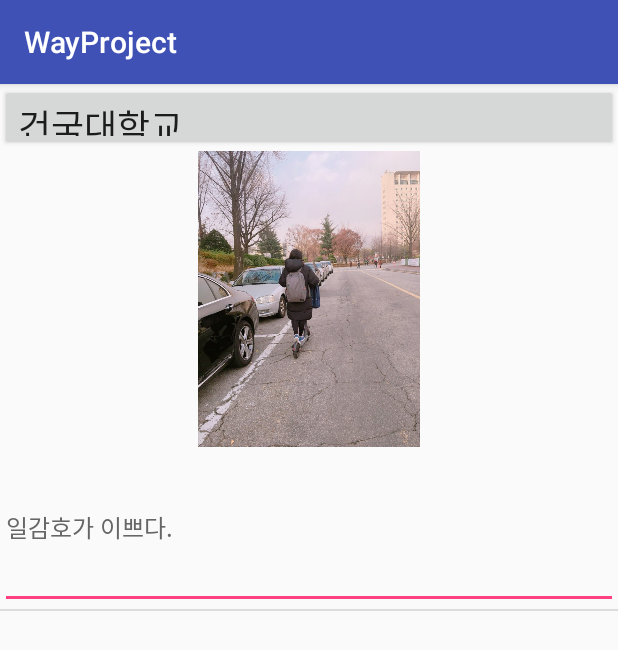
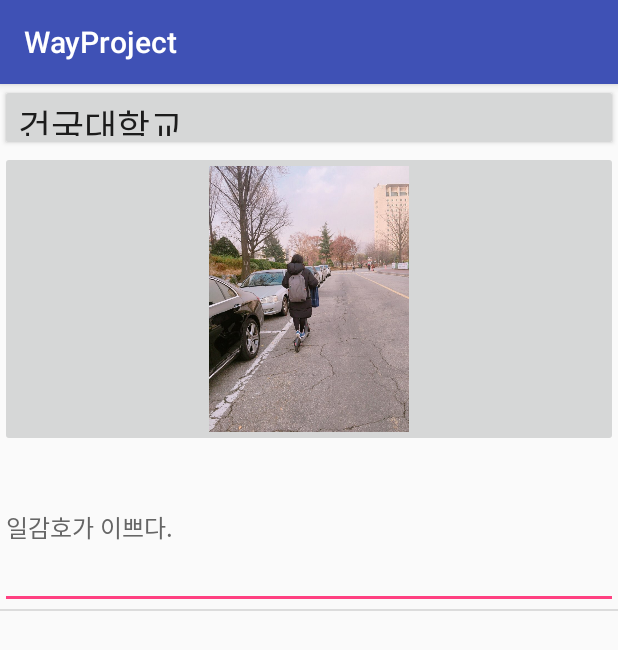
Before and after one commit to yangja057/WayProject, an Android app: the LTest screen opened directly, with no data from a screen before it, on a phone screen of 412 x 824 dp. Shown: the top 650 px of the screen. Run offline under Robolectric (Android 15) with nearby library versions, the phone set to English and light mode, and no system bars.

Commit message:
디자인 손봤습니당

```diff
--- a/app/src/main/java/com/example/yangj/wayproject/WRegiReviewAdapter.java
+++ b/app/src/main/java/com/example/yangj/wayproject/WRegiReviewAdapter.java
@@ -7,6 +7,7 @@
 import android.widget.BaseAdapter;
 import android.widget.Button;
 import android.widget.EditText;
+import android.widget.ImageButton;
 import android.widget.ImageView;
 
 import java.util.ArrayList;
@@ -51,7 +52,7 @@
             convertView=inflater.inflate(R.layout.activity_wregi_review_item, parent, false);
         }
         placeButton=(Button) convertView.findViewById(R.id.placeButton);
-        ImageView UserImage=(ImageView)convertView.findViewById(R.id.UserImage);
+        ImageButton UserImage=(ImageButton) convertView.findViewById(R.id.UserImage);
         EditText explainText=(EditText)convertView.findViewById(R.id.explainText);
 
         placeButton.setOnClickListener(new View.OnClickListener() {
@@ -85,7 +86,7 @@
 
     public void addItem(){
         WRegiReviewItem item=new WRegiReviewItem();
-
+        item.setPhoto(R.drawable.base);
 
         WRegiReviewItemList.add(item);
 
--- a/app/src/main/res/layout/activity_wregi_review_item.xml
+++ b/app/src/main/res/layout/activity_wregi_review_item.xml
@@ -19,10 +19,12 @@
             android:gravity="center_vertical"
             android:textSize="24dp" />
 
-        <ImageView
+        <ImageButton
             android:id="@+id/UserImage"
             android:layout_width="match_parent"
             android:layout_height="190dp"
+            android:src="@drawable/base"
+            android:scaleType="fitCenter"
             android:layout_weight="1" />
 
         <EditText
```
Also changed, not shown: app/src/main/java/com/example/yangj/wayproject/WRegiReviewActivity.java (+24 -2 lines), app/src/main/res/menu/list_menu.xml (added, +12 -0 lines), app/src/main/res/drawable/drawable-mdpi/ic_action_write.png (added), app/src/main/res/drawable/drawable-xhdpi/ic_action_write.png (added), app/src/main/res/drawable/drawable-xxhdpi/ic_action_write.png (added), app/src/main/res/drawable/ic_action_write.png (added).
